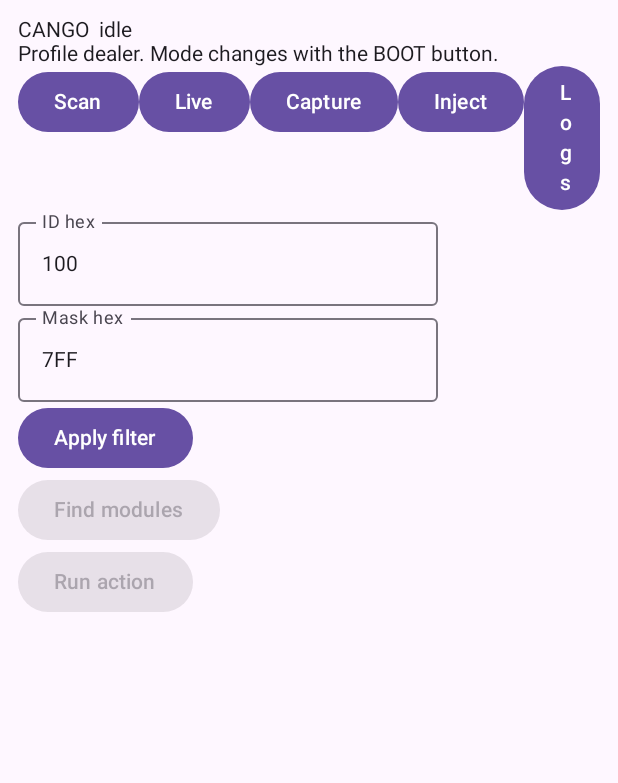
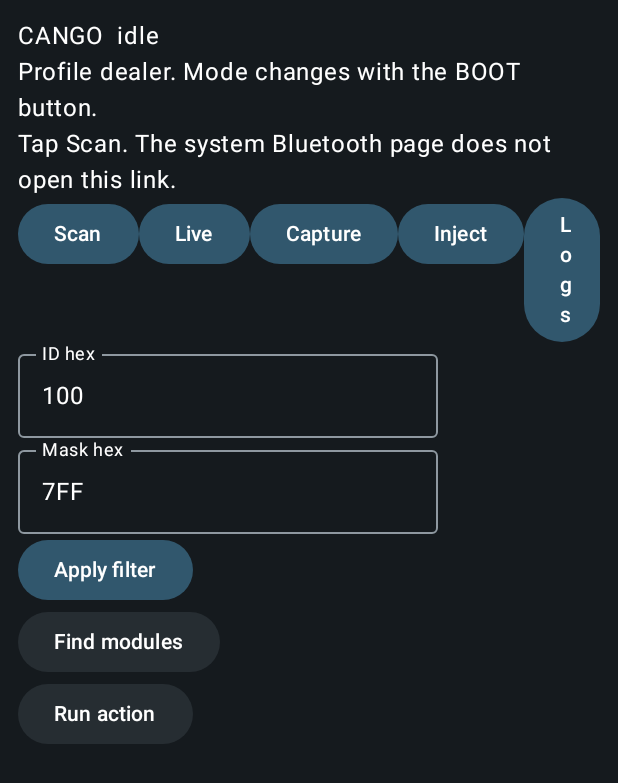
Before and after one commit to dkraft/cango, an Android app built with Jetpack Compose: the composable CangoApp shown on its own in the app's theme, on a phone screen of 412 x 824 dp. Shown: the top 783 px of the screen. Run offline under Robolectric (Android 15) with nearby library versions, the phone set to English and light mode, and no system bars; 1 statement that could not run was skipped.

Commit message:
Fix the Android BLE link and use white text on the grey screen.
The board advertised the name CANGO without the service UUID, so the 0.1.0 scan never saw it. Advertise that UUID, match the name as well, and connect a paired device over LE. The app screen is white text on #151A1E.

```diff
--- a/android/app/build.gradle.kts
+++ b/android/app/build.gradle.kts
@@ -18,8 +18,8 @@ android {
         applicationId = "app.cango"
         minSdk = 26
         targetSdk = 34
-        versionCode = 1
-        versionName = "0.1.0"
+        versionCode = 2
+        versionName = "0.1.1"
     }
     signingConfigs {
         if (keystorePropertiesFile.exists()) {
--- a/android/app/src/main/AndroidManifest.xml
+++ b/android/app/src/main/AndroidManifest.xml
@@ -4,7 +4,9 @@
     <uses-permission android:name="android.permission.BLUETOOTH" android:maxSdkVersion="30" />
     <uses-permission android:name="android.permission.BLUETOOTH_ADMIN" android:maxSdkVersion="30" />
     <uses-permission android:name="android.permission.ACCESS_FINE_LOCATION" android:maxSdkVersion="30" />
-    <uses-permission android:name="android.permission.BLUETOOTH_SCAN" />
+    <uses-permission
+        android:name="android.permission.BLUETOOTH_SCAN"
+        android:usesPermissionFlags="neverForLocation" />
     <uses-permission android:name="android.permission.BLUETOOTH_CONNECT" />
     <application
         android:label="CANGO"
--- a/android/app/src/main/java/app/cango/ui/CangoApp.kt
+++ b/android/app/src/main/java/app/cango/ui/CangoApp.kt
@@ -6,14 +6,21 @@ import androidx.activity.compose.rememberLauncherForActivityResult
 import androidx.activity.result.contract.ActivityResultContracts
 import androidx.compose.foundation.layout.Column
 import androidx.compose.foundation.layout.Row
+import androidx.compose.foundation.layout.RowScope
 import androidx.compose.foundation.layout.fillMaxSize
 import androidx.compose.foundation.layout.padding
 import androidx.compose.foundation.rememberScrollState
 import androidx.compose.foundation.verticalScroll
 import androidx.compose.material3.Button
+import androidx.compose.material3.ButtonDefaults
 import androidx.compose.material3.Checkbox
+import androidx.compose.material3.MaterialTheme
 import androidx.compose.material3.OutlinedTextField
+import androidx.compose.material3.OutlinedTextFieldDefaults
+import androidx.compose.material3.Surface
 import androidx.compose.material3.Text
+import androidx.compose.material3.darkColorScheme
+import androidx.compose.ui.graphics.Color
 import androidx.compose.runtime.Composable
 import androidx.compose.runtime.getValue
 import androidx.compose.runtime.mutableIntStateOf
@@ -27,6 +34,53 @@ import androidx.compose.ui.unit.dp
 import app.cango.BleSession
 import app.cango.CanFrame
 import org.json.JSONObject
+
+/** Same charcoal as the system device-details screen. */
+const val CangoGrey: Int = 0xFF151A1E.toInt()
+
+@Composable
+private fun fieldColors() = OutlinedTextFieldDefaults.colors(
+    focusedTextColor = Color.White,
+    unfocusedTextColor = Color.White,
+    disabledTextColor = Color.White,
+    focusedLabelColor = Color.White,
+    unfocusedLabelColor = Color.White,
+    disabledLabelColor = Color.White,
+    cursorColor = Color.White,
+    focusedBorderColor = Color.White,
+    unfocusedBorderColor = Color(0xFF8E98A0),
+)
+
+@Composable
+private fun WhiteButton(
+    onClick: () -> Unit,
+    enabled: Boolean = true,
+    content: @Composable RowScope.() -> Unit,
+) {
+    Button(
+        onClick = onClick,
+        enabled = enabled,
+        colors = ButtonDefaults.buttonColors(
+            containerColor = Color(0xFF31576D),
+            contentColor = Color.White,
+            disabledContainerColor = Color(0xFF262D32),
+            disabledContentColor = Color.White,
+        ),
+        content = content,
+    )
+}
+
+private val CangoScheme = darkColorScheme(
+    background = Color(CangoGrey),
+    surface = Color(CangoGrey),
+    surfaceVariant = Color(0xFF262D32),
+    onBackground = Color.White,
+    onSurface = Color.White,
+    onSurfaceVariant = Color.White,
+    primary = Color(0xFF31576D),
+    onPrimary = Color.White,
+    outline = Color(0xFF8E98A0),
+)
 
 /** BLE client. Filters are sent with set_filter because the link is narrow. */
 @Composable
@@ -68,67 +122,72 @@ fun CangoApp() {
     val permission = rememberLauncherForActivityResult(ActivityResultContracts.RequestMultiplePermissions()) { granted ->
         if (granted.values.all { it }) session.startScan() else link = "permission denied"
     }
+    MaterialTheme(colorScheme = CangoScheme) {
+    Surface(Modifier.fillMaxSize(), color = CangoScheme.background, contentColor = Color.White) {
     Column(Modifier.fillMaxSize().verticalScroll(rememberScrollState()).padding(12.dp)) {
-        Text("CANGO  $link")
-        Text("Profile $profile. Mode changes with the BOOT button.")
+        Text("CANGO  $link", color = Color.White)
+        Text("Profile $profile. Mode changes with the BOOT button.", color = Color.White)
+        Text("Tap Scan. The system Bluetooth page does not open this link.", color = Color.White)
         Row {
-            Button(onClick = {
+            WhiteButton(onClick = {
                 val needed = if (Build.VERSION.SDK_INT >= 31) {
                     arrayOf(Manifest.permission.BLUETOOTH_SCAN, Manifest.permission.BLUETOOTH_CONNECT)
                 } else {
                     arrayOf(Manifest.permission.ACCESS_FINE_LOCATION)
                 }
                 permission.launch(needed)
-            }) { Text("Scan") }
-            Button(onClick = { screen = 0 }) { Text("Live") }
-            Button(onClick = { screen = 1 }) { Text("Capture") }
-            Button(onClick = { screen = 2 }) { Text("Inject") }
-            Button(onClick = { screen = 3 }) { Text("Logs") }
+            }) { Text("Scan", color = Color.White) }
+            WhiteButton(onClick = { screen = 0 }) { Text("Live", color = Color.White) }
+            WhiteButton(onClick = { screen = 1 }) { Text("Capture", color = Color.White) }
+            WhiteButton(onClick = { screen = 2 }) { Text("Inject", color = Color.White) }
+            WhiteButton(onClick = { screen = 3 }) { Text("Logs", color = Color.White) }
         }
         when (screen) {
             0 -> {
-                OutlinedTextField(filterId, { filterId = it }, label = { Text("ID hex") })
-                OutlinedTextField(filterMask, { filterMask = it }, label = { Text("Mask hex") })
-                Button(onClick = {
-                    val id = filterId.toIntOrNull(16) ?: return@Button
-                    val mask = filterMask.toIntOrNull(16) ?: return@Button
+                OutlinedTextField(filterId, { filterId = it }, label = { Text("ID hex", color = Color.White) }, colors = fieldColors())
+                OutlinedTextField(filterMask, { filterMask = it }, label = { Text("Mask hex", color = Color.White) }, colors = fieldColors())
+                WhiteButton(onClick = {
+                    val id = filterId.toIntOrNull(16) ?: return@WhiteButton
+                    val mask = filterMask.toIntOrNull(16) ?: return@WhiteButton
                     session.send("""{"op":"set_filter","active":true,"id":$id,"mask":$mask,"extended":"any"}""")
-                }) { Text("Apply filter") }
+                }) { Text("Apply filter", color = Color.White) }
                 frames.takeLast(12).forEach { frame ->
-                    Text("%X  %s".format(frame.id, frame.data.joinToString("") { "%02X".format(it) }))
+                    Text("%X  %s".format(frame.id, frame.data.joinToString("") { "%02X".format(it) }), color = Color.White)
                 }
             }
             1 -> {
-                Text("Default is dealer. This does not start WiFi or stop BLE.")
-                OutlinedTextField(profile, { profile = it }, label = { Text("dealer, startup, or both") })
-                OutlinedTextField(quiet, { quiet = it }, label = { Text("Dealer quiet s") })
-                Button(onClick = {
-                    if (profile != "dealer" && profile != "startup" && profile != "both") return@Button
+                Text("Default is dealer. This does not start WiFi or stop BLE.", color = Color.White)
+                OutlinedTextField(profile, { profile = it }, label = { Text("dealer, startup, or both", color = Color.White) }, colors = fieldColors())
+                OutlinedTextField(quiet, { quiet = it }, label = { Text("Dealer quiet s", color = Color.White) }, colors = fieldColors())
+                WhiteButton(onClick = {
+                    if (profile != "dealer" && profile != "startup" && profile != "both") return@WhiteButton
                     session.send("""{"op":"set_capture","profile":"$profile","dealer_quiet_s":${quiet.toIntOrNull() ?: 5}}""")
-                }) { Text("Save profile") }
+                }) { Text("Save profile", color = Color.White) }
             }
             2 -> {
                 Row {
                     Checkbox(confirm, { confirm = it })
-                    Text("I intend to transmit on this bus")
+                    Text("I intend to transmit on this bus", color = Color.White)
                 }
-                Button(enabled = confirm && !armed, onClick = { session.send("""{"op":"arm_tx","confirm":true}""") }) { Text("Arm") }
-                Button(enabled = armed, onClick = { session.send("""{"op":"disarm"}""") }) { Text("Disarm") }
-                OutlinedTextField(sendId, { sendId = it }, label = { Text("ID hex") })
-                OutlinedTextField(sendData, { sendData = it }, label = { Text("Data hex") })
-                Button(enabled = armed, onClick = {
-                    val id = sendId.toIntOrNull(16) ?: return@Button
+                WhiteButton(enabled = confirm && !armed, onClick = { session.send("""{"op":"arm_tx","confirm":true}""") }) { Text("Arm", color = Color.White) }
+                WhiteButton(enabled = armed, onClick = { session.send("""{"op":"disarm"}""") }) { Text("Disarm", color = Color.White) }
+                OutlinedTextField(sendId, { sendId = it }, label = { Text("ID hex", color = Color.White) }, colors = fieldColors())
+                OutlinedTextField(sendData, { sendData = it }, label = { Text("Data hex", color = Color.White) }, colors = fieldColors())
+                WhiteButton(enabled = armed, onClick = {
+                    val id = sendId.toIntOrNull(16) ?: return@WhiteButton
                     val data = sendData.filter { it.isDigit() || it.lowercaseChar() in 'a'..'f' }
                     session.send("""{"op":"send_frame","id":$id,"data":"$data"}""")
-                }) { Text("Send frame") }
-                Text("Empty allow list rejects every id. Arm lasts 60 seconds.")
+                }) { Text("Send frame", color = Color.White) }
+                Text("Empty allow list rejects every id. Arm lasts 60 seconds.", color = Color.White)
             }
             else -> {
-                Text("Logs stay on the SD card. Long-press BOOT until the LED flashes green, join CANGO-XXXX, and download from the page. BLE does not carry log files.")
-                Button(onClick = { session.send("""{"op":"list_logs"}""") }) { Text("List names") }
+                Text("Logs stay on the SD card. Long-press BOOT until the LED flashes green, join CANGO-XXXX, and download from the page. BLE does not carry log files.", color = Color.White)
+                WhiteButton(onClick = { session.send("""{"op":"list_logs"}""") }) { Text("List names", color = Color.White) }
             }
         }
-        Button(enabled = false, onClick = {}) { Text("Find modules") }
-        Button(enabled = false, onClick = {}) { Text("Run action") }
+        WhiteButton(enabled = false, onClick = {}) { Text("Find modules", color = Color.White) }
+        WhiteButton(enabled = false, onClick = {}) { Text("Run action", color = Color.White) }
+    }
+    }
     }
 }
```
Also changed, not shown: android/app/src/main/java/app/cango/BleSession.kt (+121 -9 lines), android/app/src/main/java/app/cango/MainActivity.kt (+20 -0 lines), 2 other files.
